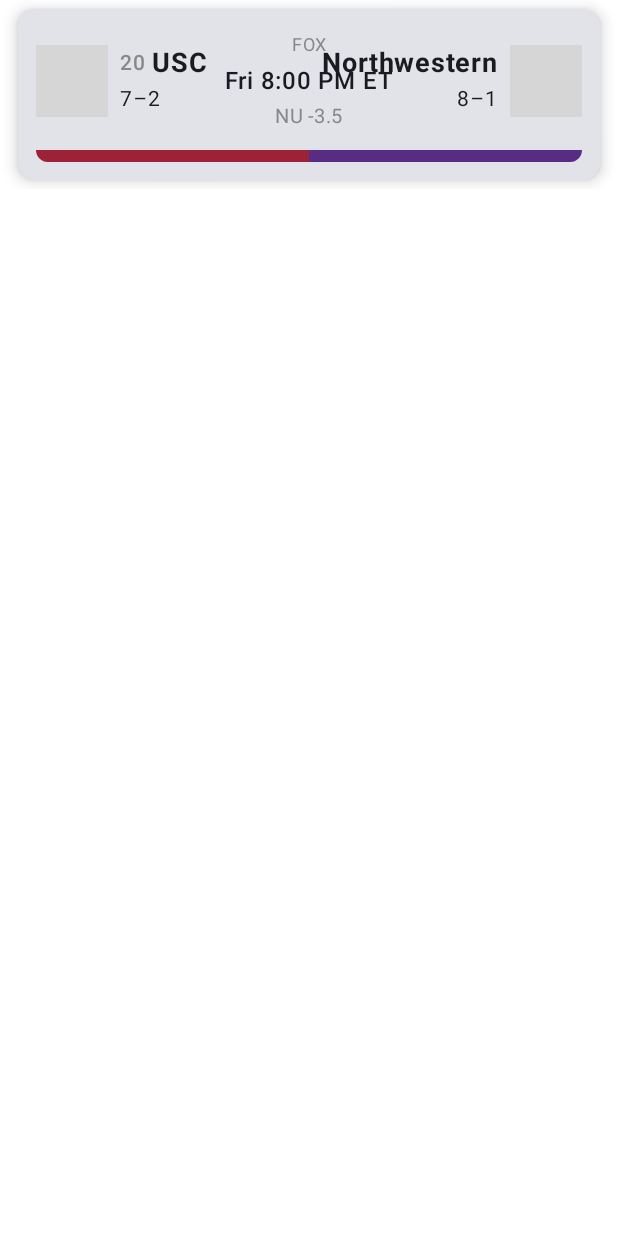
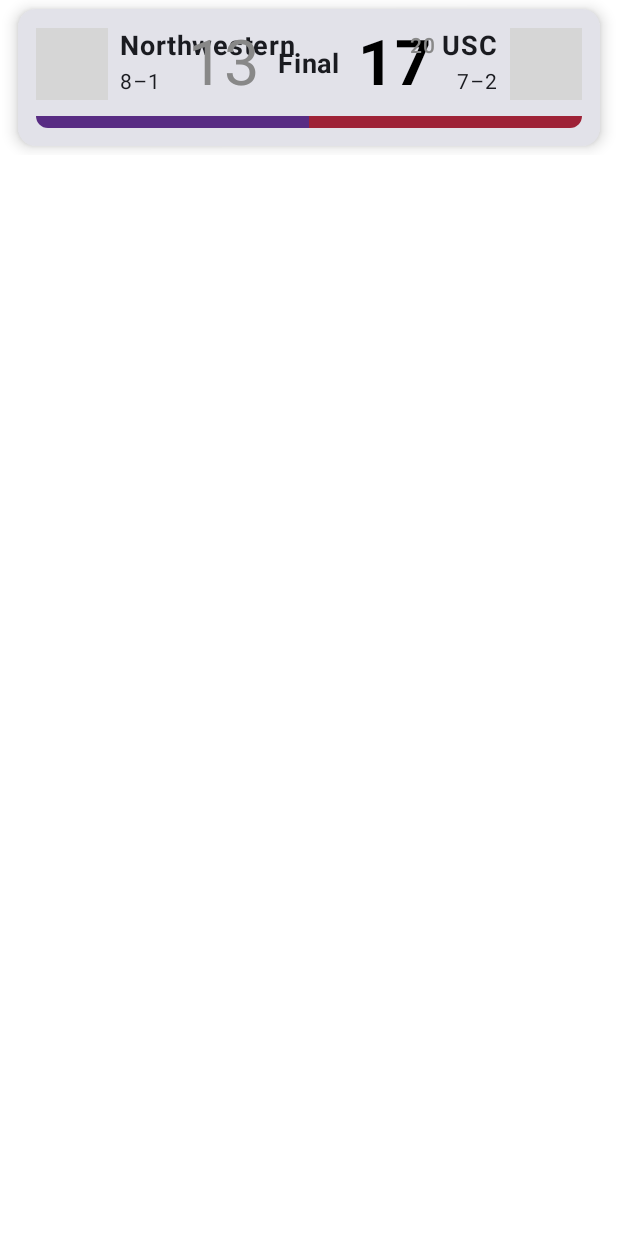
Before and after one commit to willialt/sports_demo, an Android app built with Jetpack Compose: the @Preview function GameCardPreview, on a phone screen of 412 x 824 dp. Run offline under Robolectric (Android 15) with nearby library versions, the phone set to English and light mode, and no system bars; pictures from the network do not load; grey boxes are pictures that could not be loaded.

```diff
--- a/app/src/main/java/com/lucas/sportsdemo/api/GameCardUiModel.kt
+++ b/app/src/main/java/com/lucas/sportsdemo/api/GameCardUiModel.kt
@@ -15,5 +15,10 @@ data class GameCardUiModel(
     val team2Logo: String?,
     val team1Color: String?,
     val team2Color: String?,
-    val broadcast: String? = null
+    val broadcast: String? = null,
+    val status: GameStatus,
+    val homeScore:  String?,
+    val awayScore: String?,
+    val homeWinner: Boolean?,
+    val awayWinner: Boolean?
 )
--- /dev/null
+++ b/app/src/main/java/com/lucas/sportsdemo/api/GameStatus.kt
@@ -0,0 +1,5 @@
+package com.lucas.sportsdemo.api
+
+enum class GameStatus {
+    UPCOMING, LIVE, FINAL
+}
--- a/app/src/main/java/com/lucas/sportsdemo/api/models/Competitor.kt
+++ b/app/src/main/java/com/lucas/sportsdemo/api/models/Competitor.kt
@@ -11,5 +11,6 @@ data class Competitor(
     val statistics: List<Any?>,
     val team: TeamXX,
     val type: String,
-    val uid: String
+    val uid: String,
+    val winner: Boolean
 )
--- a/app/src/main/java/com/lucas/sportsdemo/ui/theme/GameCard.kt
+++ b/app/src/main/java/com/lucas/sportsdemo/ui/theme/GameCard.kt
@@ -34,6 +34,7 @@ import coil.compose.rememberAsyncImagePainter
 import androidx.compose.ui.graphics.Color
 import androidx.compose.ui.layout.ContentScale
 import androidx.core.graphics.toColorInt
+import com.lucas.sportsdemo.api.GameStatus
 
 
 @Composable
@@ -58,15 +59,15 @@ fun GameCard(game: GameCardUiModel) {
             Box(
                 modifier = Modifier.fillMaxWidth()
             ) {
-                // team 1
+                // left team 2 (away)
                 Row(
                     modifier = Modifier.align(Alignment.CenterStart),
                     verticalAlignment = Alignment.CenterVertically
                 ) {
-                    if (game.team1Logo != null) {
+                    if (game.team2Logo != null) {
                         Image(
-                            painter = rememberAsyncImagePainter(game.team1Logo),
-                            contentDescription = "${game.team1} logo",
+                            painter = rememberAsyncImagePainter(game.team2Logo),
+                            contentDescription = "${game.team2} logo",
                             modifier = Modifier.size(48.dp),
                             contentScale = ContentScale.Fit
                         )
@@ -75,27 +76,30 @@ fun GameCard(game: GameCardUiModel) {
 
                     Column(horizontalAlignment = Alignment.Start) {
                         Row(verticalAlignment = Alignment.CenterVertically) {
-                            if (game.team1Rank != null && game.team1Rank in 1..25) {
+                            if (game.team2Rank != null && game.team2Rank in 1..25) {
                                 Text(
-                                    text = "${game.team1Rank}",
+                                    text = "${game.team2Rank}",
                                     color = Color.Gray,
                                     fontSize = 14.sp,
                                     fontWeight = FontWeight.SemiBold,
                                     modifier = Modifier.padding(end = 4.dp)
                                 )
                             }
-                            Text(text = game.team1, fontWeight = FontWeight.Bold, fontSize = 18.sp)
+                            Text(text = game.team2, fontWeight = FontWeight.Bold, fontSize = 18.sp)
                         }
 //                        Text(text = game.team1, fontWeight = FontWeight.Bold, fontSize = 18.sp)
-                        Text(text = game.team1Record ?: "", fontSize = 14.sp)
+                        Text(text = game.team2Record ?: "", fontSize = 14.sp)
                     }
                 }
 
-                // === Middle column (Time + Spread + Broadcast) ===
+                // If Final state, Middle shows scores, Final, no odds or network.
+                when (game.status) {
+                    GameStatus.UPCOMING -> {
+                        // === Upcoming Game Middle column (Time + Spread + Broadcast) ===
                         Column(
                             modifier = Modifier.align(Alignment.Center),
                             horizontalAlignment = Alignment.CenterHorizontally
-//                    verticalArrangement = Arrangement.Center
+//                      verticalArrangement = Arrangement.Center
                         ) {
                             if (!game.broadcast.isNullOrBlank()) {
                                 Text(
@@ -116,16 +120,71 @@ fun GameCard(game: GameCardUiModel) {
                             )
 
                         }
+                    }
+                    GameStatus.LIVE -> {
+                        // do later
+                    }
+                    GameStatus.FINAL -> {
+                        Row(
+                            modifier = Modifier
+                                .align(Alignment.Center)
+                                .fillMaxWidth(0.45f), // keeps the 3 blocks compact and centered
+                            verticalAlignment = Alignment.CenterVertically,
+                            horizontalArrangement = Arrangement.SpaceBetween
+                        ) {
+                            // === LEFT SCORE ===
+                            Box(
+                                modifier = Modifier.width(50.dp),  // fixed width
+                                contentAlignment = Alignment.Center
+                            ) {
+                                Text(
+                                    text = game.awayScore ?: "-",
+                                    fontWeight = if (game.awayWinner == true) FontWeight.Bold else FontWeight.Normal,
+                                    color = if (game.awayWinner == true) Color.Black else Color.Gray,
+                                    fontSize = 42.sp
+                                )
+                            }
 
-                // team 2
+                            // === FINAL ===
+                            Box(
+                                modifier = Modifier.width(60.dp),   // fixed width
+                                contentAlignment = Alignment.Center
+                            ) {
+                                Text(
+                                    text = "Final",
+                                    fontWeight = FontWeight.Bold,
+                                    fontSize = 18.sp
+                                )
+                            }
+
+                            // === RIGHT SCORE ===
+                            Box(
+                                modifier = Modifier.width(50.dp),   // fixed width
+                                contentAlignment = Alignment.Center
+                            ) {
+                                Text(
+                                    text = game.homeScore ?: "-",
+                                    fontWeight = if (game.homeWinner == true) FontWeight.Bold else FontWeight.Normal,
+                                    color = if (game.homeWinner == true) Color.Black else Color.Gray,
+                                    fontSize = 42.sp
+                                )
+                            }
+                        }
+
+                    }
+                }
+
+
+
+                // Right team 1 (home)
                 Row(modifier = Modifier.align(Alignment.CenterEnd),
                     verticalAlignment = Alignment.CenterVertically
                 ) {
                     Column(horizontalAlignment = Alignment.End) {
                         Row(verticalAlignment = Alignment.CenterVertically) {
-                            if (game.team2Rank != null && game.team2Rank in 1..25) {
+                            if (game.team1Rank != null && game.team1Rank in 1..25) {
                                 Text(
-                                    text = "${game.team2Rank}",
+                                    text = "${game.team1Rank}",
                                     color = Color.Gray,
                                     fontSize = 14.sp,
                                     fontWeight = FontWeight.SemiBold,
@@ -133,18 +192,18 @@ fun GameCard(game: GameCardUiModel) {
                                 )
                             }
                             Text(
-                                text = game.team2,
+                                text = game.team1,
                                 fontWeight = FontWeight.Bold,
                                 fontSize = 18.sp
                             )
                         }
-                        Text(text = game.team2Record ?: "", fontSize = 14.sp)
+                        Text(text = game.team1Record ?: "", fontSize = 14.sp)
                     }
                     Spacer(modifier = Modifier.width(8.dp))
-                    if (game.team2Logo != null) {
+                    if (game.team1Logo != null) {
                         Image(
-                            painter = rememberAsyncImagePainter(game.team2Logo),
-                            contentDescription = "${game.team2} logo",
+                            painter = rememberAsyncImagePainter(game.team1Logo),
+                            contentDescription = "${game.team1} logo",
                             modifier = Modifier.size(48.dp),
                             contentScale = ContentScale.Fit
                         )
@@ -165,14 +224,14 @@ fun GameCard(game: GameCardUiModel) {
                         .weight(1f)
                         .fillMaxHeight()
 //                        .clip(RoundedCornerShape(bottomStart = 12.dp))
-                        .background(team1Color)
+                        .background(team2Color)
                 )  // this color doesn't appear either
                 Box(
                     modifier = Modifier
                         .weight(1f)
                         .fillMaxHeight()
 //                        .clip(RoundedCornerShape(bottomEnd = 12.dp))
-                        .background(team2Color)
+                        .background(team1Color)
 
                 )
             }
@@ -226,7 +285,12 @@ fun GameCardPreview() {
                 team2Logo = "https://a.espncdn.com/i/teamlogos/nfl/500/scoreboard/den.png",
                 team1Color = "9e2237",
                 team2Color = "582c83",
-                broadcast = "FOX"
+                broadcast = "FOX",
+                status = GameStatus.FINAL, // add team scores and winner
+                homeScore = "17",
+                awayScore = "13",
+                homeWinner = true,
+                awayWinner = false
             )
         )
     }
```
Also changed, not shown: app/src/main/java/com/lucas/sportsdemo/SportsViewModel.kt (+25 -4 lines), app/src/main/java/com/lucas/sportsdemo/api/mappers/GameMapper.kt (+51 -51 lines), app/src/main/java/com/lucas/sportsdemo/ui/theme/LeaguePage.kt (+49 -90 lines). Lines whose indentation alone changed are shown as unchanged.
